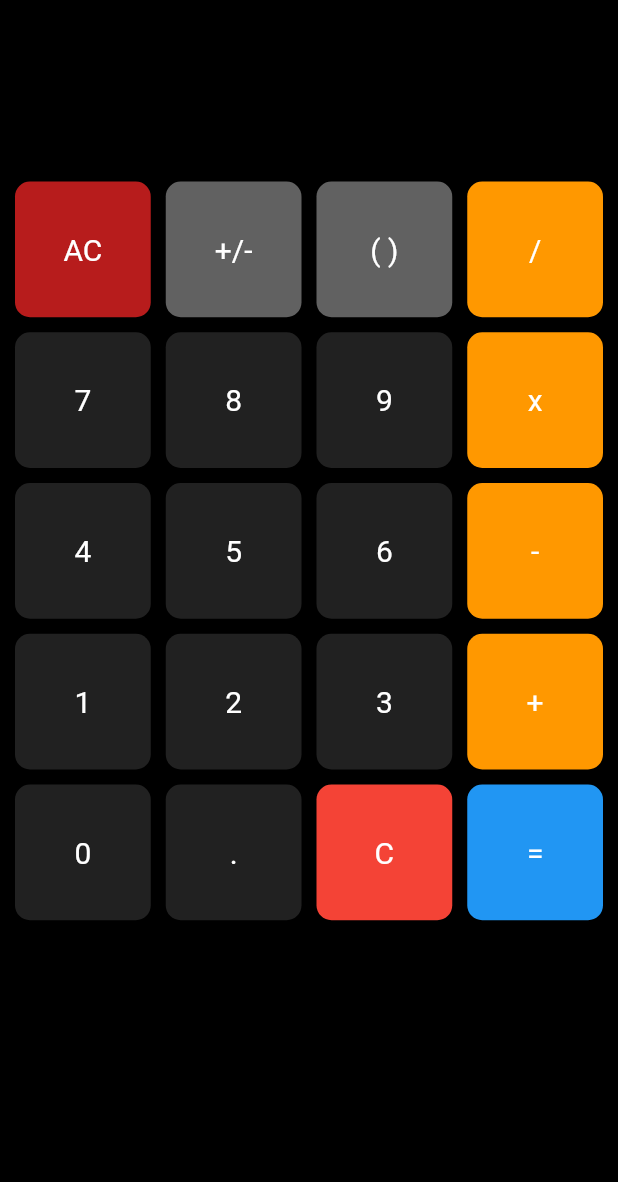
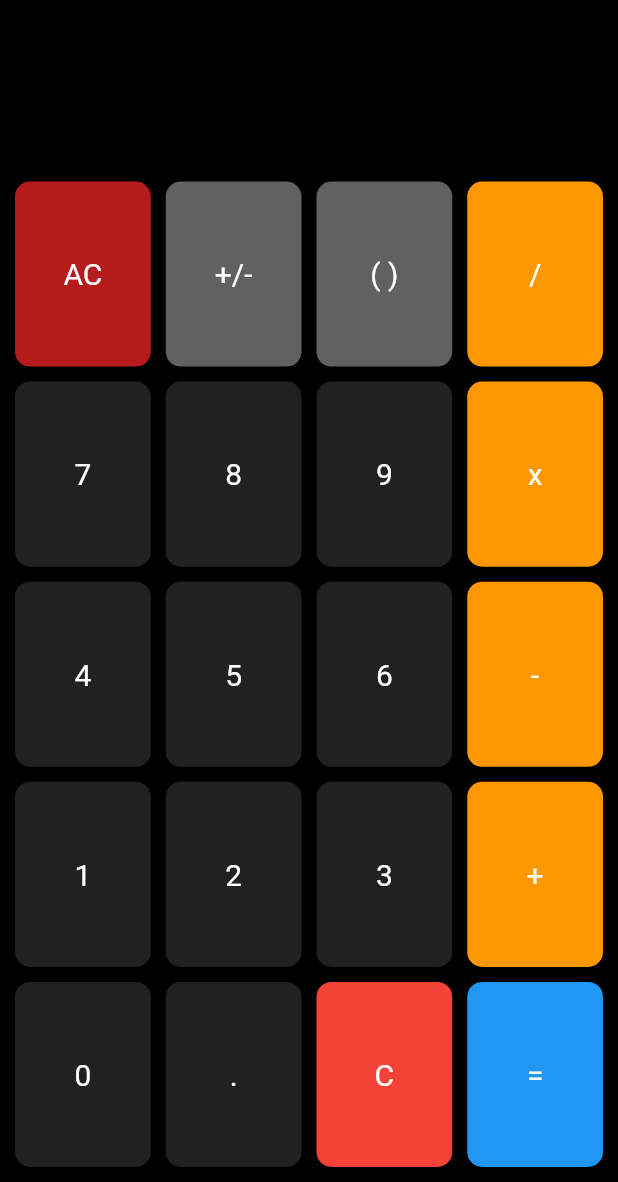
Before and after one commit to makla12/kalkulator, a Flutter app: the screen it shows after launch, on a phone screen of 412 x 824 dp, the part 54-1236 px from its top. Run offline on Flutter 3.47's test engine with Material 3 defaults, Android fonts, the phone set to English and light mode, and no system bars.

Commit message:
improve responsive design

```diff
--- a/lib/widgets/calculator_grid.dart
+++ b/lib/widgets/calculator_grid.dart
@@ -3,20 +3,27 @@ import 'button.dart';
 
 class CalculatorGrid extends StatelessWidget {
   const CalculatorGrid({super.key, required this.buttonsData});
-  final Map<String, void Function()> buttonsData;
+  final List<Map<String, void Function()>> buttonsData;
 
   @override
   Widget build(BuildContext context) {
     return Expanded(
       child: Padding(
         padding: EdgeInsets.all(10),
-        child: GridView.count(
-          crossAxisCount: 4,
-          crossAxisSpacing: 10,
-          mainAxisSpacing: 10,
+        child: Column(
+          spacing: 10,
           children: [
-            for (var button in buttonsData.keys)
-              Button(text: button, onPressed: buttonsData[button]!),
+            for(var row in buttonsData)
+              Expanded(
+                child:Row(
+                  spacing: 10,
+                  crossAxisAlignment: CrossAxisAlignment.stretch,
+                  children: [
+                    for(var button in row.keys)
+                      Expanded(child: Button(text: button, onPressed: row[button]!))
+                  ],
+                )
+              )
           ],
         ),
       ),
```
Also changed, not shown: lib/screens/home_screen.dart (+7 -7 lines).
